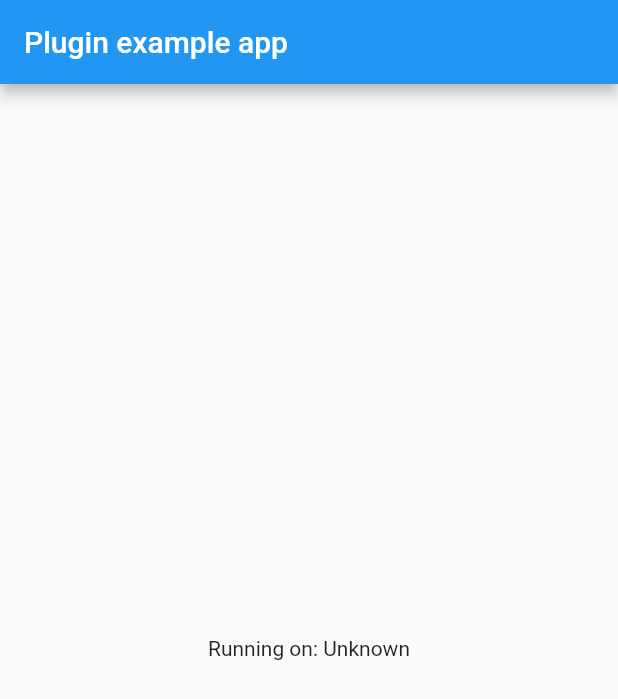
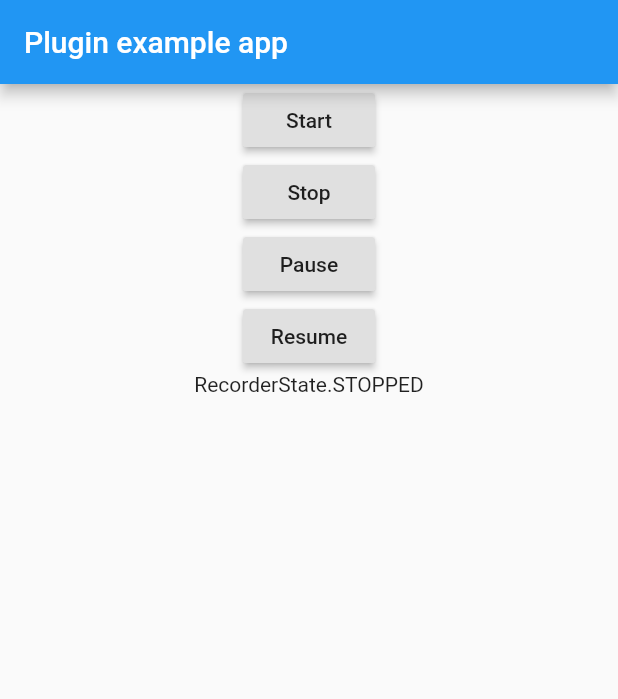
Before and after one commit to RoniJacobson/flutter_recording, a Flutter app: the screen it shows after launch, on a phone screen of 412 x 824 dp. Shown: the top 699 px of the screen. Run offline on Flutter 3.47's test engine with Material 2 defaults, Android fonts, the phone set to English and light mode, and no system bars.

Commit message:
setup basic example

```diff
--- a/example/lib/main.dart
+++ b/example/lib/main.dart
@@ -1,7 +1,4 @@
 import 'package:flutter/material.dart';
-import 'dart:async';
-
-import 'package:flutter/services.dart';
 import 'package:flutter_recording/flutter_recording.dart';
 
 void main() {
@@ -14,32 +11,11 @@ class MyApp extends StatefulWidget {
 }
 
 class _MyAppState extends State<MyApp> {
-  String _platformVersion = 'Unknown';
+  FlutterRecording flutterRecording = FlutterRecording();
 
   @override
   void initState() {
     super.initState();
-    initPlatformState();
-  }
-
-  // Platform messages are asynchronous, so we initialize in an async method.
-  Future<void> initPlatformState() async {
-    String platformVersion;
-    // Platform messages may fail, so we use a try/catch PlatformException.
-    try {
-      platformVersion = await FlutterRecording.platformVersion;
-    } on PlatformException {
-      platformVersion = 'Failed to get platform version.';
-    }
-
-    // If the widget was removed from the tree while the asynchronous platform
-    // message was in flight, we want to discard the reply rather than calling
-    // setState to update our non-existent appearance.
-    if (!mounted) return;
-
-    setState(() {
-      _platformVersion = platformVersion;
-    });
   }
 
   @override
@@ -50,9 +26,40 @@ class _MyAppState extends State<MyApp> {
             title: const Text('Plugin example app'),
           ),
           body: Center(
-          child: Text('Running on: $_platformVersion\n'),
+            child: Column(
+              children: <Widget>[
+                RaisedButton(
+                  onPressed: () async {
+                    await flutterRecording.start(fileName: 'bob');
+                    setState(() {});
+                  },
+                  child: Text('Start'),
                 ),
+                RaisedButton(
+                  onPressed: () async {
+                    await flutterRecording.stop();
+                    setState(() {});
+                  },
+                  child: Text('Stop'),
                 ),
+                RaisedButton(
+                  onPressed: () async {
+                    await flutterRecording.pause();
+                    setState(() {});
+                  },
+                  child: Text('Pause'),
+                ),
+                RaisedButton(
+                  onPressed: () async {
+                    await flutterRecording.resume();
+                    setState(() {});
+                  },
+                  child: Text('Resume'),
+                ),
+                Text('${flutterRecording.state}')
+              ],
+            ),
+          )),
     );
   }
 }
```
Lines whose indentation alone changed are shown as unchanged.
